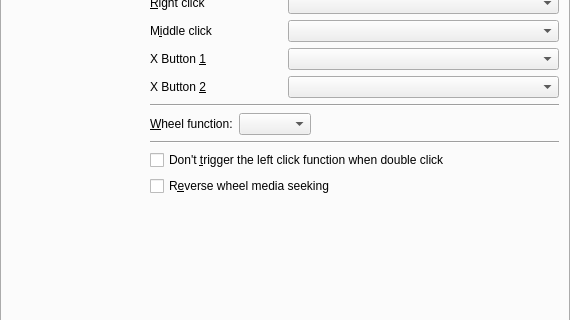
The window that src/prefinput.ui (wilbert2000/wzplayer) describes before a commit, drawn with Qt 5; both pictures show x 0 to 570 and y 119 to 439 of the 570 by 549 pixel window.
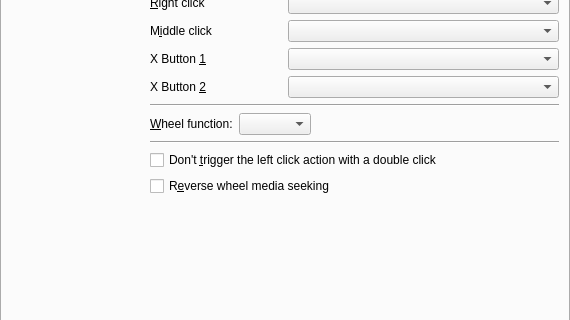
The same window after the commit. The open tabs and pages were chosen to show the change. Custom widgets are drawn as their Qt base class.

Commit message: Change the explanation text for the delay_left_check

```diff
--- a/src/prefinput.ui
+++ b/src/prefinput.ui
@@ -312,7 +312,7 @@
        <item row="10" column="1" colspan="3">
         <widget class="QCheckBox" name="delay_left_check">
          <property name="text">
-          <string>Don't &amp;trigger the left click function when double click</string>
+          <string>Don't &amp;trigger the left click action with a double click</string>
          </property>
         </widget>
        </item>
```
The commit also changes 1 other file.
